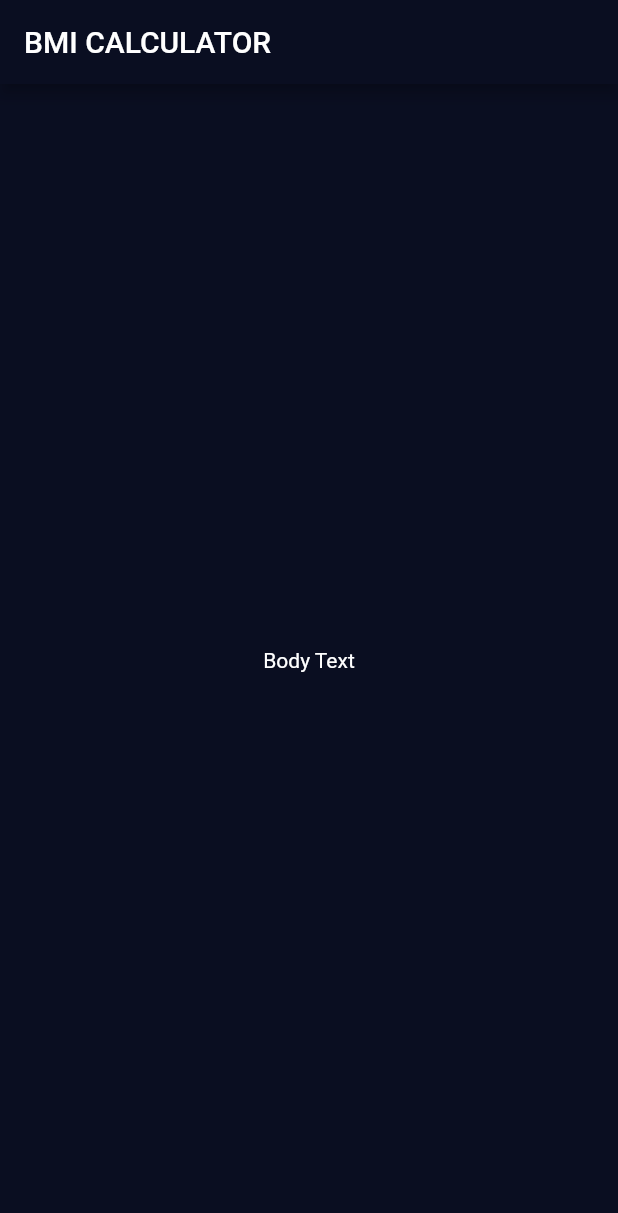
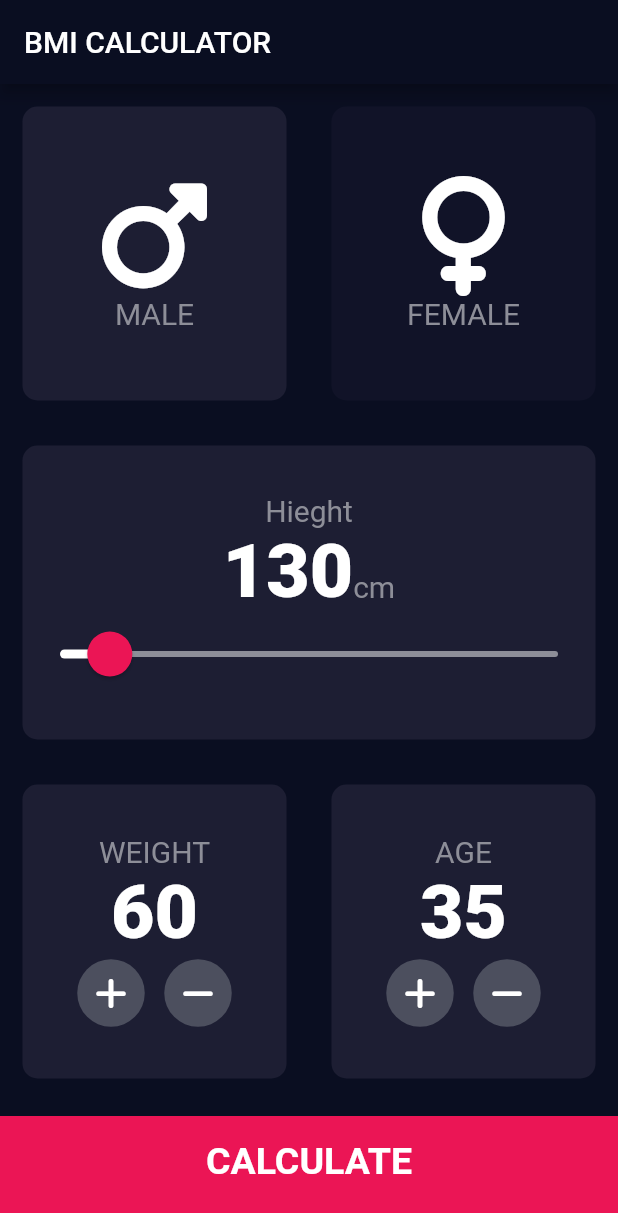
Before and after one commit to iyadnalakath/flutter, a Flutter app: the screen it shows after launch, scrolled down 244 dp, after a tap on "Go to BMI Calculator", on a phone screen of 412 x 824 dp. Shown: the top 1213 px of the screen. Run offline on Flutter 3.47's test engine with Material 2 defaults, Android fonts, the phone set to English and light mode, and no system bars; our stand-ins replace audioplayers, font_awesome_flutter.

Commit message:
bmi claculator completed

```diff
--- a/lib/bmi_calculator.dart
+++ /dev/null
@@ -1,46 +0,0 @@
-import 'package:flutter/material.dart';
-
-class BMICalculator extends StatefulWidget {
-  const BMICalculator({Key? key}) : super(key: key);
-
-  @override
-  State<BMICalculator> createState() => _BMICalculatorState();
-}
-
-class _BMICalculatorState extends State<BMICalculator> {
-  @override
-  Widget build(BuildContext context) {
-    return MaterialApp(
-      theme: ThemeData.dark().copyWith(
-        // ThemeData(
-          appBarTheme: AppBarTheme(
-            backgroundColor: Color(0xFF0A0E21),
-            // Set the custom color for AppBar
-          ),
-          scaffoldBackgroundColor:Color(0xFF0A0E21),
-          textTheme: TextTheme(bodyMedium:TextStyle(color: Colors.white)),
-        ),
-      // )
-      home: Scaffold(
-        // backgroundColor: Color(0x0A0F31DD),
-        appBar: AppBar(
-          title: Text('BMI CALCULATOR'),
-        ),
-        body: Center(
-          child: Text('Body Text'),
-        ),
-        // floatingActionButton: Theme(
-        //   data: ThemeData.light(),
-        //   child: FloatingActionButton(
-        //     child: Icon(Icons.add),
-        //     onPressed: () {
-        //       // Define the action to be performed when the button is pressed
-        //       // For example, you can display a message when the button is pressed
-        //       print('Button pressed!');
-        //     },
-        //   ),
-        // ),
-      ),
-    );
-  }
-}
--- /dev/null
+++ b/lib/components/bottom_button.dart
@@ -0,0 +1,28 @@
+import 'package:flutter/material.dart';
+import '../constants.dart';
+
+
+
+class BottomButton extends StatelessWidget {
+
+  BottomButton({required this.onTap, required this.buttonTitle});
+
+  final void Function() onTap;
+  final String buttonTitle;
+
+  @override
+  Widget build(BuildContext context) {
+    return GestureDetector(
+      onTap:onTap,
+      child: Container(
+        alignment: Alignment.center,
+        child: Text(buttonTitle,style: kLargeButtonTextStyle,),
+        padding: EdgeInsets.only(bottom: 20.0),
+        color: kBottomContainerColor,
+        margin: EdgeInsets.only(top: 10),
+        width: double.infinity,
+        height: kBottomContainerHeight,
+      ),
+    );
+  }
+}
--- /dev/null
+++ b/lib/components/calculator_brain.dart
@@ -0,0 +1,35 @@
+import 'dart:math';
+
+class CalculatorBrain {
+  CalculatorBrain({required this.height, required this.weight});
+
+  final int height;
+  final int weight;
+
+  double _bmi = 0.0;
+
+  String calculateBMI() {
+    _bmi = weight / pow(height / 100, 2);
+    return _bmi.toStringAsFixed(1);
+  }
+
+  String getResults() {
+    if (_bmi >= 25) {
+      return 'Overweight';
+    } else if (_bmi > 18.5) {
+      return 'Normal';
+    } else {
+      return 'Underweight';
+    }
+  }
+
+  String getInterpretation() {
+    if (_bmi >= 25) {
+      return 'You have a higher than normal body weight. Try to exercise more.';
+    } else if (_bmi > 18.5) {
+      return 'You have a normal body weight. Good job!';
+    } else {
+      return 'You have a lower than normal body weight. Try to eat a bit more.';
+    }
+  }
+}
--- /dev/null
+++ b/lib/components/icon_content.dart
@@ -0,0 +1,31 @@
+import 'package:flutter/material.dart';
+import '../constants.dart';
+
+
+class IconContent extends StatelessWidget {
+  const IconContent({
+    Key? key,
+    required this.icon,
+    required this.label,
+  }) : super(key: key);
+
+  final IconData icon;
+  final String label;
+
+  @override
+  Widget build(BuildContext context) {
+    return Column(
+      mainAxisAlignment: MainAxisAlignment.center,
+      children: [
+        Icon(
+          icon,
+          size: 80.0,
+        ),
+        Text(
+          label,
+          style: kLabelTextStyle
+        ),
+      ],
+    );
+  }
+}
--- /dev/null
+++ b/lib/components/reusable_cart.dart
@@ -0,0 +1,52 @@
+import 'package:flutter/material.dart';
+
+
+// class ReusableCard extends StatelessWidget {
+//   const ReusableCard({required this.colour,this.cardChild}); // Add 'const' keyword here
+//
+//   final Color colour;
+//   final Widget ? cardChild;
+//
+//
+//   @override
+//   Widget build(BuildContext context) {
+//     return Container(
+//       child: cardChild,
+//       margin: EdgeInsets.all(15),
+//       decoration: BoxDecoration(
+//         color: colour,
+//         borderRadius: BorderRadius.circular(10),
+//       ),
+//     );
+//   }
+// }
+
+
+class ReusableCard extends StatefulWidget {
+  const ReusableCard({required this.colour, this.cardChild, this.onPress});
+
+  final Color colour;
+  final Widget? cardChild;
+  // final Function? onPress;
+  final void Function()? onPress; // Update the type of onPress
+
+  @override
+  _ReusableCardState createState() => _ReusableCardState();
+}
+
+class _ReusableCardState extends State<ReusableCard> {
+  @override
+  Widget build(BuildContext context) {
+    return GestureDetector(
+      onTap: widget.onPress, // Use widget.onPress instead of onPress
+      child: Container(
+        child: widget.cardChild,
+        margin: EdgeInsets.all(15),
+        decoration: BoxDecoration(
+          color: widget.colour,
+          borderRadius: BorderRadius.circular(10),
+        ),
+      ),
+    );
+  }
+}
--- /dev/null
+++ b/lib/components/round_icon_button.dart
@@ -0,0 +1,26 @@
+import 'package:flutter/material.dart';
+
+
+
+
+class RoundIconButton extends StatelessWidget {
+  RoundIconButton({required this.icon, required this.onPressed});
+
+  final IconData icon;
+  final void Function() onPressed;
+
+  @override
+  Widget build(BuildContext context) {
+    return RawMaterialButton(
+      child: Icon(icon),
+      onPressed: onPressed,
+      elevation: 0.0,
+      constraints: BoxConstraints.tightFor(
+        width: 45.0,
+        height: 45.0,
+      ),
+      shape: CircleBorder(),
+      fillColor: Color(0xFF4C4F5E),
+    );
+  }
+}
--- /dev/null
+++ b/lib/constants.dart
@@ -0,0 +1,49 @@
+import 'package:flutter/material.dart';
+
+
+
+const kLabelTextStyle = TextStyle(
+  fontSize: 20.0,
+  color: Color(0xFF8D8E98),
+);
+
+const kNumberTextStyle = TextStyle(
+  fontSize: 50.0,
+  fontWeight: FontWeight.w900,
+);
+
+
+
+const kBottomContainerHeight = 80.0;
+const kCardColor = Color(0xFF1D1E33);
+const kInactiveCardColor = Color(0xFF111328);
+const kBottomContainerColor = Color(0xFFEB1555);
+
+const kLargeButtonTextStyle = TextStyle(
+  color: Colors.white,
+  fontSize: 25.0,
+  fontWeight: FontWeight.bold,
+);
+
+const kTitleTextStyle = TextStyle(
+    color: Colors.white,
+  fontSize: 50.0,
+  fontWeight: FontWeight.bold
+);
+
+const kResultTextStyle = TextStyle(
+  color: Color(0xFF24DB76),
+  fontSize: 22.0,
+  fontWeight: FontWeight.bold,
+);
+
+const kBmiTextStyle = TextStyle(
+  color: Colors.white,
+  fontSize: 100.0,
+  fontWeight: FontWeight.bold,
+);
+
+const kBodyTextStyle = TextStyle(
+    color: Colors.white,
+  fontSize: 22.0
+);
--- /dev/null
+++ b/lib/screens/bmi_calculator.dart
@@ -0,0 +1,400 @@
+import 'package:dice/components/calculator_brain.dart';
+import 'package:flutter/material.dart';
+import "package:font_awesome_flutter/font_awesome_flutter.dart";
+import '../components/icon_content.dart';
+import '../components/reusable_cart.dart';
+import '../constants.dart';
+import 'results_page.dart';
+import '../components/bottom_button.dart';
+import '../components/round_icon_button.dart';
+
+
+
+enum Gender {
+  male,
+  female
+}
+
+class BMICalculator extends StatefulWidget {
+  const BMICalculator({Key? key}) : super(key: key);
+
+  @override
+  State<BMICalculator> createState() => _BMICalculatorState();
+}
+
+class _BMICalculatorState extends State<BMICalculator> {
+  Gender selectedGender = Gender.male;
+  int height = 130;
+  int weight = 60;
+  int age = 35;
+
+  @override
+  Widget build(BuildContext context) {
+    return MaterialApp(
+      theme: ThemeData.dark().copyWith(
+        sliderTheme: SliderTheme.of(context).copyWith(
+            activeTrackColor: Colors.white,
+            thumbColor: Color(0xFFEB1555),
+            overlayColor: Color(0x15EB1555),
+            thumbShape: RoundSliderThumbShape(enabledThumbRadius: 15.0),
+            overlayShape: RoundSliderOverlayShape(overlayRadius: 25.0)
+        ),
+        appBarTheme: AppBarTheme(
+          backgroundColor: Color(0xFF0A0E21),
+        ),
+        scaffoldBackgroundColor: Color(0xFF0A0E21),
+        textTheme: TextTheme(bodyMedium: TextStyle(color: Colors.white)),
+      ),
+      home: Scaffold(
+        appBar: AppBar(
+          title: Text('BMI CALCULATOR'),
+        ),
+        body: Column(
+          crossAxisAlignment: CrossAxisAlignment.stretch,
+          children: [
+            Expanded(
+              child: Row(
+                children: [
+                  Expanded(
+                    // child: GestureDetector(
+                    //   onTap: () {
+                    //     setState(() {
+                    //       selectedGender = Gender.male;
+                    //     });
+                    //   },
+                      child: ReusableCard(
+                        onPress: (){
+                              setState(() {
+                                selectedGender = Gender.male;
+                              });
+                        },
+                         colour: selectedGender == Gender.male
+                            ? kCardColor
+                            : kInactiveCardColor,
+                        cardChild:
+                        IconContent(icon: FontAwesomeIcons.mars, label: 'MALE'),
+                      ),
+                    // ),
+                  ),
+                  Expanded(
+                    // child: GestureDetector(
+                    //   onTap: () {
+                    //     setState(() {
+                    //       selectedGender = Gender.female;
+                    //     });
+                    //   },
+                      child: ReusableCard(
+                        onPress: (){
+                          setState(() {
+                            selectedGender = Gender.female;
+                          });
+                        },
+                        colour: selectedGender == Gender.female
+                            ? kCardColor
+                            : kInactiveCardColor,
+                        cardChild:
+                        IconContent(icon: FontAwesomeIcons.venus, label: 'FEMALE'),
+                      ),
+                    // ),
+                  ),
+                ],
+              ),
+            ),
+            Expanded(child: ReusableCard(colour: kCardColor,
+            cardChild: Column(
+              mainAxisAlignment: MainAxisAlignment.center,
+              children: [
+                Text('Hieght',style: kLabelTextStyle,),
+                Row(
+                  mainAxisAlignment: MainAxisAlignment.center,
+                  crossAxisAlignment: CrossAxisAlignment.baseline,
+                  textBaseline: TextBaseline.alphabetic,
+                  children: [
+                        Text(height.toString(),style: kNumberTextStyle,),
+                    Text('cm',
+                    style: kLabelTextStyle,)
+                  ],
+
+                ),
+                SliderTheme(
+                  data: SliderTheme.of(context).copyWith(
+                    inactiveTrackColor: Color(0xFF8D8E98),
+                    activeTrackColor: Colors.white,
+                    thumbColor: Color(0xFFEB1555),
+                    overlayColor: Color(0x15EB1555),
+                    thumbShape: RoundSliderThumbShape(enabledThumbRadius: 15.0),
+                    overlayShape: RoundSliderOverlayShape(overlayRadius: 25.0)
+                  ),
+                  child: Slider(value: height.toDouble(),
+                      min: 120.0,
+                      max: 220.0,
+                      // activeColor: Colors.white,
+                      onChanged: (double newValue){
+                        setState(() {
+                          height=newValue.round();
+                        });
+
+                      }),
+                ),
+              ],
+            ),)),
+            Expanded(
+              child: Row(
+                children: [
+                  Expanded(child: ReusableCard(
+                    colour: kCardColor,
+                    cardChild: Column(
+                      mainAxisAlignment: MainAxisAlignment.center,
+                      children: [
+                        Text(
+                          'WEIGHT',
+                        style: kLabelTextStyle,),
+                        Text(
+                          weight.toString(),
+                          style: kNumberTextStyle,
+                        ),
+                        Row(
+                           mainAxisAlignment: MainAxisAlignment.center,
+                          children: [
+                            RoundIconButton(
+                              icon: FontAwesomeIcons.plus,
+                            onPressed: (){
+                                setState(() {
+                                  weight++;
+                                });
+                            },
+                            ),
+                            SizedBox(
+                              width: 10.0,
+                            ),
+                            RoundIconButton(
+                              icon: FontAwesomeIcons.minus,
+                              onPressed: (){
+                                setState(() {
+                                  weight--;
+                                });
+                              },),
+                          ],
+                        ),
+                      ],
+                    ),)),
+                  Expanded(child: ReusableCard(
+
+                    colour: kCardColor,
+                    cardChild: Column(
+                      mainAxisAlignment: MainAxisAlignment.center,
+                      children: [
+                        Text(
+                          'AGE',
+                          style: kLabelTextStyle,),
+                        Text(
+                          age.toString(),
+                          style: kNumberTextStyle,
+                        ),
+                        Row(
+                          mainAxisAlignment: MainAxisAlignment.center,
+                          children: [
+                            RoundIconButton(
+                              icon: FontAwesomeIcons.plus,
+                              onPressed: (){
+                                setState(() {
+                                  age++;
+                                });
+                              },
+                            ),
+                            SizedBox(
+                              width: 10.0,
+                            ),
+                            RoundIconButton(
+                              icon: FontAwesomeIcons.minus,
+                              onPressed: (){
+                                setState(() {
+                                  age--;
+                                });
+                              },),
+                          ],
+                        ),
+                      ],
+                    ),)),
+                ],
+              ),
+            ),
+            BottomButton(buttonTitle: 'CALCULATE',onTap:  () {
+                CalculatorBrain calc = CalculatorBrain(height: height, weight: weight);
+
+              Navigator.push(
+                context,
+                MaterialPageRoute(builder: (context) => ResultsPage(
+                  bmiResult: calc.calculateBMI(),
+                  resultText: calc.getResults(),
+                  interpretation: calc.getInterpretation(),
+                ),
+                ),
+              );
+            },),
+          ],
+        ),
+      ),
+    );
+  }
+}
+
+
+
+
+// enum Gender {
+//   male,
+//   female
+// }
+//
+// class BMICalculator extends StatefulWidget {
+//   const BMICalculator({Key? key}) : super(key: key);
+//
+//   @override
+//   State<BMICalculator> createState() => _BMICalculatorState();
+// }
+//
+//
+//
+// class _BMICalculatorState extends State<BMICalculator> {
+//
+//   // Gender selectedGender;
+//   Gender selectedGender = Gender.male;
+//
+//
+//
+//   // Color maleCardColour = inactiveCardColor;
+//   // Color femaleCardColour = inactiveCardColor;
+//   //
+//   // // 1= male, 2= female
+//   // void updateColour(Gender selectedGender){
+//   //   Gender genderType;
+//   //
+//   //   if (selectedGender==Gender.male){
+//   //     if(maleCardColour == inactiveCardColor){
+//   //       maleCardColour = cardColor;
+//   //       femaleCardColour = inactiveCardColor;
+//   //     }else{
+//   //       maleCardColour = inactiveCardColor;
+//   //     }
+//   //   }
+//   // //  female
+//   //   if (selectedGender==Gender.female){
+//   //     if(femaleCardColour == inactiveCardColor){
+//   //       femaleCardColour = cardColor;
+//   //       maleCardColour = inactiveCardColor;
+//   //     }else{
+//   //       femaleCardColour = inactiveCardColor;
+//   //     }
+//   //   }
+//   // }
+//
+//
+//
+//   @override
+//   Widget build(BuildContext context) {
+//     return MaterialApp(
+//       theme: ThemeData.dark().copyWith(
+//         // ThemeData(
+//           appBarTheme: AppBarTheme(
+//             backgroundColor: Color(0xFF0A0E21),
+//             // Set the custom color for AppBar
+//           ),
+//           scaffoldBackgroundColor:Color(0xFF0A0E21),
+//           textTheme: TextTheme(bodyMedium:TextStyle(color: Colors.white),),
+//         ),
+//       // )
+//       home: Scaffold(
+//         // backgroundColor: Color(0x0A0F31DD),
+//         appBar: AppBar(
+//           title: Text('BMI CALCULATOR'),
+//         ),
+//         body: Column(
+//           children: [
+//
+//             Expanded(child: Row(
+//               children: [
+//                 Expanded(child: GestureDetector(
+//                     onTap: () {
+//                       setState(() {
+//                         // updateColour(1);
+//                         print('sssss');
+//                         // updateColour(Gender.male);
+//                         selectedGender=Gender.male;
+//                       });
+//                     },
+//
+//         child: ReusableCard(colour:selectedGender==Gender.male ? cardColor: inactiveCardColor,cardChild: IconContent(icon: FontAwesomeIcons.mars,label: 'MALE'),))
+//                 ,),
+//                 Expanded(child: GestureDetector(
+//                 onTap: () {
+//                 setState(() {
+//                 // updateColour(1);
+//                 print('lll');
+//                 // updateColour(Gender.female);
+//                 selectedGender=Gender.female;
+//                 });
+//                 },child: ReusableCard(colour:selectedGender==Gender.female ? inactiveCardColor: cardColor,cardChild: IconContent(icon: FontAwesomeIcons.venus,label: 'FEMALE'),),),)
+//                 ],
+//                 )),
+//                 Expanded(child: ReusableCard(colour:cardColor)),
+//                 Expanded(child: Row(
+//                 children: [
+//                 Expanded(child: ReusableCard(colour:cardColor)),
+//                 Expanded(child: ReusableCard(colour:cardColor)),
+//               ],
+//             )),
+//             Container(
+//               color: bottomContainerColor,
+//               margin: EdgeInsets.only(top: 10),
+//               width: double.infinity,
+//               height: bottomContainerHeight,
+//             )
+//
+//           ],
+//         )
+//       ),
+//     );
+//   }
+// }
+
+
+// class ReusableCard extends StatelessWidget {
+//   // const ReusableCard({
+//   //   super.key,
+//   // });
+//   ReusableCard({required this.colour});
+//   Color colour;
+//   @override
+//   Widget build(BuildContext context) {
+//     return Container(
+//
+//       margin: EdgeInsets.all(15),
+//       decoration: BoxDecoration(
+//           color: colour,
+//           borderRadius: BorderRadius.circular(10)
+//       ),
+//
+//     );
+//   }
+// }
+
+// Color _currentColor = cardColor;
+//
+// void _handleTap() {
+//   setState(() {
+//     _currentColor = _currentColor == cardColor ? Color(0xFF111328) : cardColor;
+//   });
+// }
+
+
+// Container(
+//
+// margin: EdgeInsets.all(15),
+// decoration: BoxDecoration(
+// color: Color(0xFF1D1E33),
+// borderRadius: BorderRadius.circular(10)
+// ),
+// height: 200.0,
+// width: 170.0,
+// )
--- a/lib/quizzler.dart
+++ b/lib/screens/quizzler.dart
@@ -1,5 +1,5 @@
 import 'package:flutter/material.dart';
-import 'quiz_brain.dart';
+import '../components/quiz_brain.dart';
 
 QuizBrain quizBrain = QuizBrain();
 
--- a/lib/story.dart
+++ b/lib/screens/story.dart
@@ -1,5 +1,5 @@
 import 'package:flutter/material.dart';
-import 'story_brain.dart';
+import '../components/story_brain.dart';
 
 StoryBrain storyBrain = StoryBrain();
 
--- a/pubspec.yaml
+++ b/pubspec.yaml
@@ -15,6 +15,7 @@ dependencies:
   audioplayers: ^4.1.0
   english_words: ^4.0.0
   flutter_platform_alert: ^0.4.0
+  font_awesome_flutter: ^10.4.0
 
 
 dev_dependencies:
```
Also changed, not shown: lib/main.dart (+5 -5 lines), lib/screens/results_page.dart (added, +64 -0 lines), lib/components/question.dart (renamed from lib/question.dart), lib/components/quiz_brain.dart (renamed from lib/quiz_brain.dart), lib/components/story_brain.dart (renamed from lib/story_brain.dart), lib/components/story_set.dart (renamed from lib/story_set.dart), lib/screens/input_page.dart (added), lib/screens/magicball.dart (renamed from lib/magicball.dart), lib/screens/words.dart (renamed from lib/words.dart), pubspec.lock.
